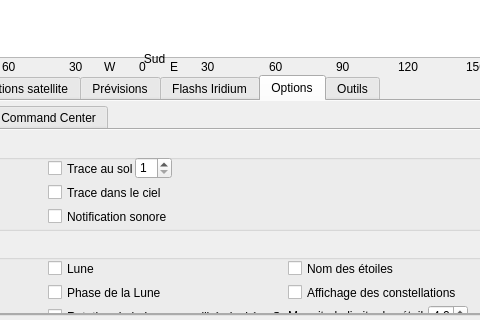
This is previsat.ui in mconsidine/previsat_archive as Qt 5 draws it before an edit; both pictures show x 266 to 746 and y 370 to 690 of the 1068 by 690 pixel window. The edited form follows.
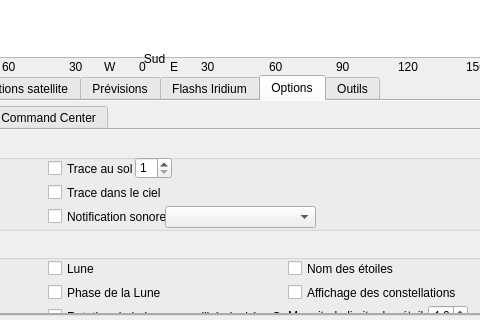
This is the edited form. The open tabs and pages were chosen to show the change. Icons and pictures are not drawn.

What changed in the file:
```diff
--- a/previsat.ui
+++ b/previsat.ui
@@ -10170,6 +10170,22 @@
                   <string>Trace dans le ciel</string>
                  </property>
                 </widget>
+                <widget class="QComboBox" name="listeSons">
+                 <property name="geometry">
+                  <rect>
+                   <x>407</x>
+                   <y>66</y>
+                   <width>151</width>
+                   <height>22</height>
+                  </rect>
+                 </property>
+                 <property name="font">
+                  <font/>
+                 </property>
+                 <property name="styleSheet">
+                  <string notr="true"/>
+                 </property>
+                </widget>
                </widget>
                <widget class="QGroupBox" name="grpSystemeSolaire">
                 <property name="geometry">
```
Left out of the diff: 2 changed lines with no effect on the pictures.
